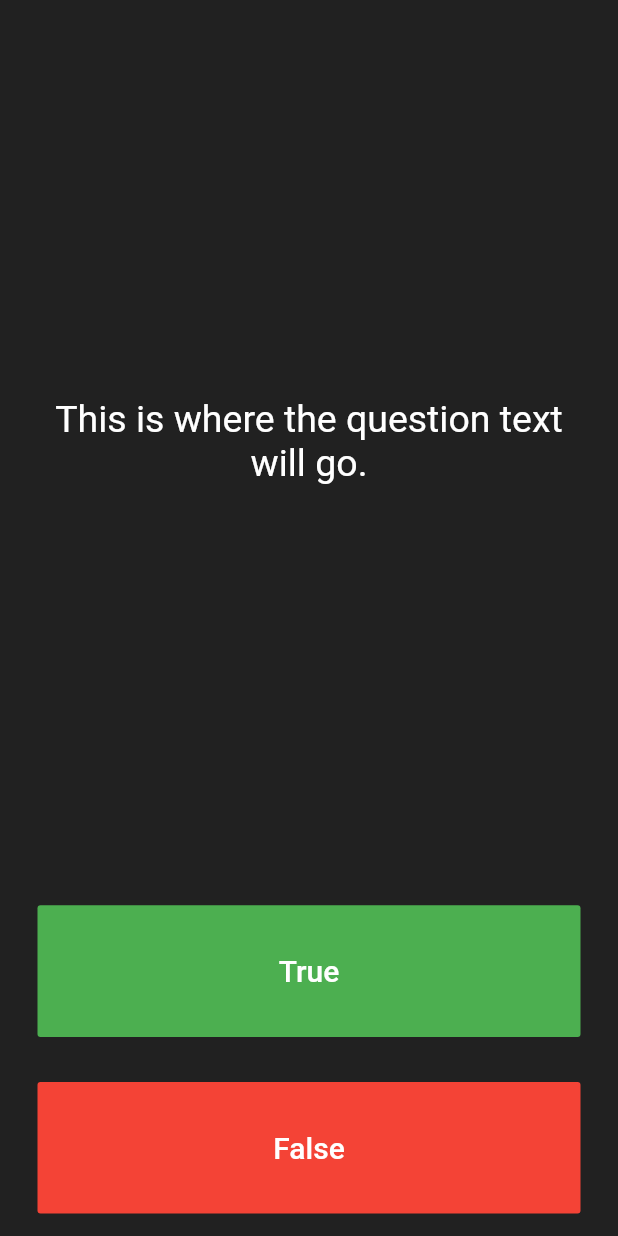
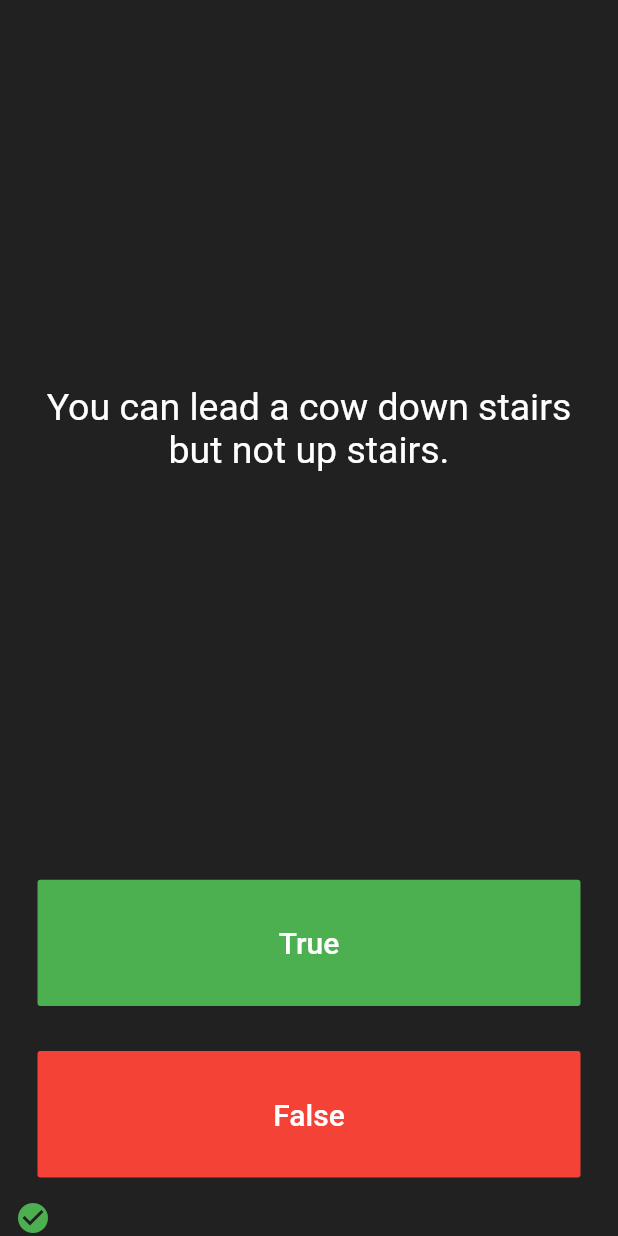
Before and after one commit to srivaayush/FlutterCourseByAngelaAU, a Flutter app: the screen it shows after launch, after a tap on "True", on a phone screen of 412 x 824 dp. Run offline on Flutter 3.47's test engine with Material 2 defaults, Android fonts, the phone set to English and light mode, and no system bars; our stand-ins replace audioplayers.

Commit message:
Quizzler Project App  Commit

```diff
--- a/CourseProjects/quizler_app/lib/main.dart
+++ b/CourseProjects/quizler_app/lib/main.dart
@@ -1,11 +1,15 @@
 import 'package:flutter/material.dart';
+import 'package:quizler_app/quiz_brain.dart';
 
 void main() => runApp(Quizzler());
+
+QuizBrain quizBrain = QuizBrain();
 
 class Quizzler extends StatelessWidget {
   @override
   Widget build(BuildContext context) {
     return MaterialApp(
+      debugShowCheckedModeBanner: false,
       home: Scaffold(
         backgroundColor: Colors.grey.shade900,
         body: SafeArea(
@@ -25,6 +29,8 @@
 }
 
 class _QuizPageState extends State<QuizPage> {
+  int questionNumber = 0;
+  List<Icon> scoreKeeper = [];
   @override
   Widget build(BuildContext context) {
     return Column(
@@ -37,7 +43,7 @@
             padding: EdgeInsets.all(10.0),
             child: Center(
               child: Text(
-                'This is where the question text will go.',
+                quizBrain.getQuestionText(),
                 textAlign: TextAlign.center,
                 style: TextStyle(
                   fontSize: 25.0,
@@ -61,6 +67,11 @@
                 ),
               ),
               onPressed: () {
+                checkAns(true);
+                setState(() {
+                  quizBrain.nextQuestion();
+                });
+
                 //The user picked true.
               },
             ),
@@ -79,19 +90,44 @@
                 ),
               ),
               onPressed: () {
+                checkAns(false);
+                setState(() {
+                  quizBrain.nextQuestion();
+                });
+
                 //The user picked false.
               },
             ),
           ),
         ),
-        //TODO: Add a Row here as your score keeper
+        Wrap(
+          // scrollDirection: Axis.horizontal,
+          children: scoreKeeper,
+        ),
       ],
     );
   }
+
+  void checkAns(bool userPickedAnswer) {
+    bool correctAnswer = quizBrain.getCorrectAnswer();
+    if (userPickedAnswer == correctAnswer) {
+      setState(() {
+        scoreKeeper.add(
+          Icon(
+            Icons.check_circle,
+            color: Colors.green,
+          ),
+        );
+      });
+    } else {
+      setState(() {
+        scoreKeeper.add(
+          Icon(
+            Icons.close,
+            color: Colors.red,
+          ),
+        );
+      });
+    }
+  }
 }
-
-/*
-question1: 'You can lead a cow down stairs but not up stairs.', false,
-question2: 'Approximately one quarter of human bones are in the feet.', true,
-question3: 'A slug\'s blood is green.', true,
-*/
--- /dev/null
+++ b/CourseProjects/quizler_app/lib/question.dart
@@ -0,0 +1,8 @@
+class Question {
+  String queText;
+  bool queAnswer;
+  Question({String q, bool a}) {
+    queText = q;
+    queAnswer = a;
+  }
+}
--- /dev/null
+++ b/CourseProjects/quizler_app/lib/quiz_brain.dart
@@ -0,0 +1,49 @@
+import 'package:quizler_app/question.dart';
+
+class QuizBrain {
+  int _questionNumber=0;
+  // ignore: unused_field
+  List<Question> _questionBank = [
+    Question(q: 'Some cats are actually allergic to humans', a: true),
+    Question(q: 'You can lead a cow down stairs but not up stairs.', a: false),
+    Question(
+        q: 'Approximately one quarter of human bones are in the feet.',
+        a: true),
+    Question(q: 'A slug\'s blood is green.', a: true),
+    Question(q: 'Buzz Aldrin\'s mother\'s maiden name was \"Moon\".', a: true),
+    Question(q: 'It is illegal to pee in the Ocean in Portugal.', a: true),
+    Question(
+        q: 'No piece of square dry paper can be folded in half more than 7 times.',
+        a: false),
+    Question(
+        q: 'In London, UK, if you happen to die in the House of Parliament, you are technically entitled to a state funeral, because the building is considered too sacred a place.',
+        a: true),
+    Question(
+        q: 'The loudest sound produced by any animal is 188 decibels. That animal is the African Elephant.',
+        a: false),
+    Question(
+        q: 'The total surface area of two human lungs is approximately 70 square metres.',
+        a: true),
+    Question(q: 'Google was originally called \"Backrub\".', a: true),
+    Question(
+        q: 'Chocolate affects a dog\'s heart and nervous system; a few ounces are enough to kill a small dog.',
+        a: true),
+    Question(
+        q: 'In West Virginia, USA, if you accidentally hit an animal with your car, you are free to take it home to eat.',
+        a: true),
+  ];
+  String getQuestionText() {
+    return _questionBank[_questionNumber].queText;
+  }
+
+  bool getCorrectAnswer() {
+    return _questionBank[_questionNumber].queAnswer;
+  }
+
+  void nextQuestion() {
+    if (_questionNumber < _questionBank.length-1)
+      _questionNumber++;
+    else
+      _questionNumber = 0;
+  }
+}
--- a/CourseProjects/quizler_app/pubspec.yaml
+++ b/CourseProjects/quizler_app/pubspec.yaml
@@ -3,7 +3,7 @@
 
 # The following line prevents the package from being accidentally published to
 # pub.dev using `pub publish`. This is preferred for private packages.
-publish_to: 'none' # Remove this line if you wish to publish to pub.dev
+publish_to: "none" # Remove this line if you wish to publish to pub.dev
 
 # The following defines the version and build number for your application.
 # A version number is three numbers separated by dots, like 1.2.43
@@ -24,7 +24,6 @@
   flutter:
     sdk: flutter
 
-
   # The following adds the Cupertino Icons font to your application.
   # Use with the CupertinoIcons class for iOS style icons.
   cupertino_icons: ^1.0.2
@@ -38,7 +37,6 @@
 
 # The following section is specific to Flutter.
 flutter:
-
   # The following line ensures that the Material Icons font is
   # included with your application, so that you can use the icons in
   # the material Icons class.
```
Also changed, not shown: 1 other file.
